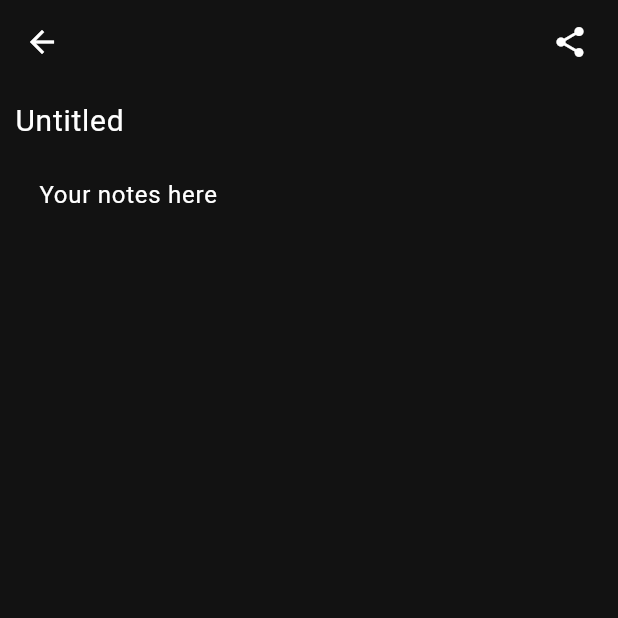
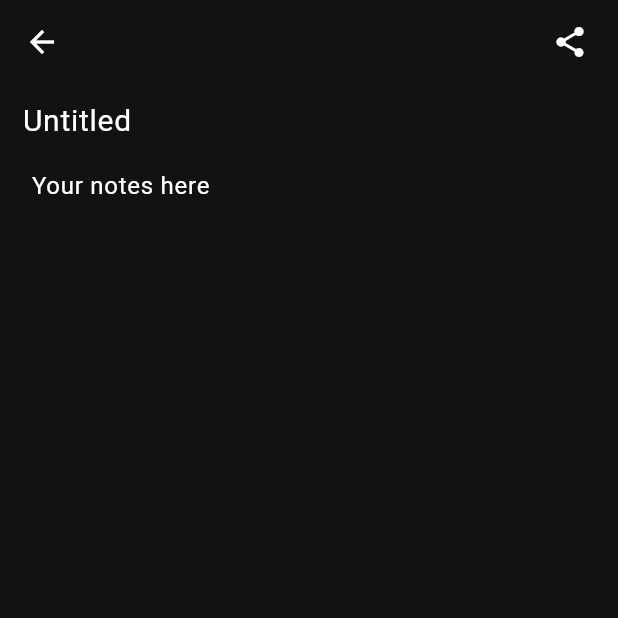
Before and after one commit to calheiros/jnotes, a Flutter app: the NotesEditorScreen screen opened directly with empty values, on a phone screen of 412 x 824 dp, the top half of it. Run offline on Flutter 3.47's test engine with Material 2 defaults, Android fonts, the phone set to English and light mode, and no system bars; our stand-ins replace share_plus, sqflite, sqflite_common_ffi; accounts and stored records are empty.

Commit message:
Small fix

```diff
--- a/lib/main.dart
+++ b/lib/main.dart
@@ -50,7 +50,7 @@ class _MyHomePageState extends State<MyHomePage> {
   GlobalKey<NotesGridViewState> gridKey = GlobalKey<NotesGridViewState>();
 
   void createNewNote() async {
-    NoteModel note = NoteModel(title: "", content: "");
+    final note = NoteModel(title: "", content: "");
     final result = await Navigator.push(
       context,
       MaterialPageRoute(builder: (context) => NotesEditorScreen(note)),
--- a/lib/screen/notes_editor_screen.dart
+++ b/lib/screen/notes_editor_screen.dart
@@ -56,8 +56,7 @@ class _NotesEditorState extends State<NotesEditorScreen> {
             body: Column(
               children: [
                 Padding(
-                    padding:
-                        const EdgeInsets.only(right: 10, left: 10, bottom: 6),
+                    padding: const EdgeInsets.only(right: 15, left: 15),
                     child: TextField(
                       style: const TextStyle(fontSize: 20),
                       controller: _titleEditingController,
@@ -68,7 +67,7 @@ class _NotesEditorState extends State<NotesEditorScreen> {
                     )),
                 Expanded(
                     child: Padding(
-                  padding: const EdgeInsets.only(right: 10, left: 10),
+                  padding: const EdgeInsets.only(right: 5, left: 5),
                   child: TextField(
                     controller: _textEditingController,
                     expands: true,
```
Also changed, not shown: lib/widget/notes_grid_view.dart (+5 -6 lines), 1 other file.
